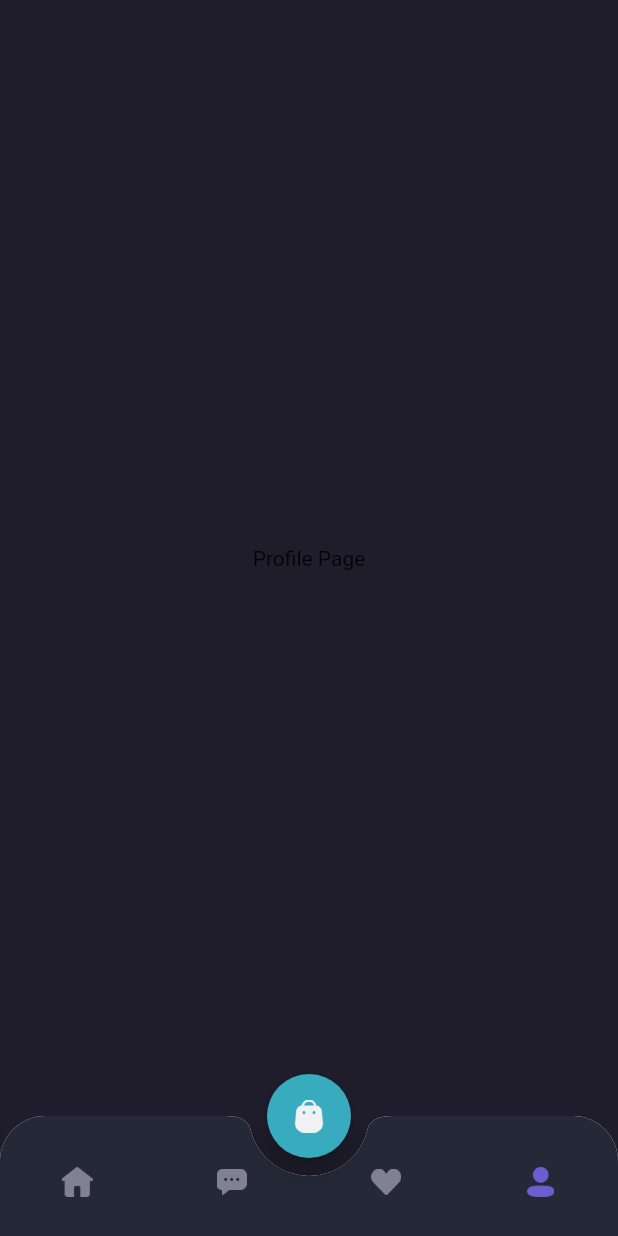
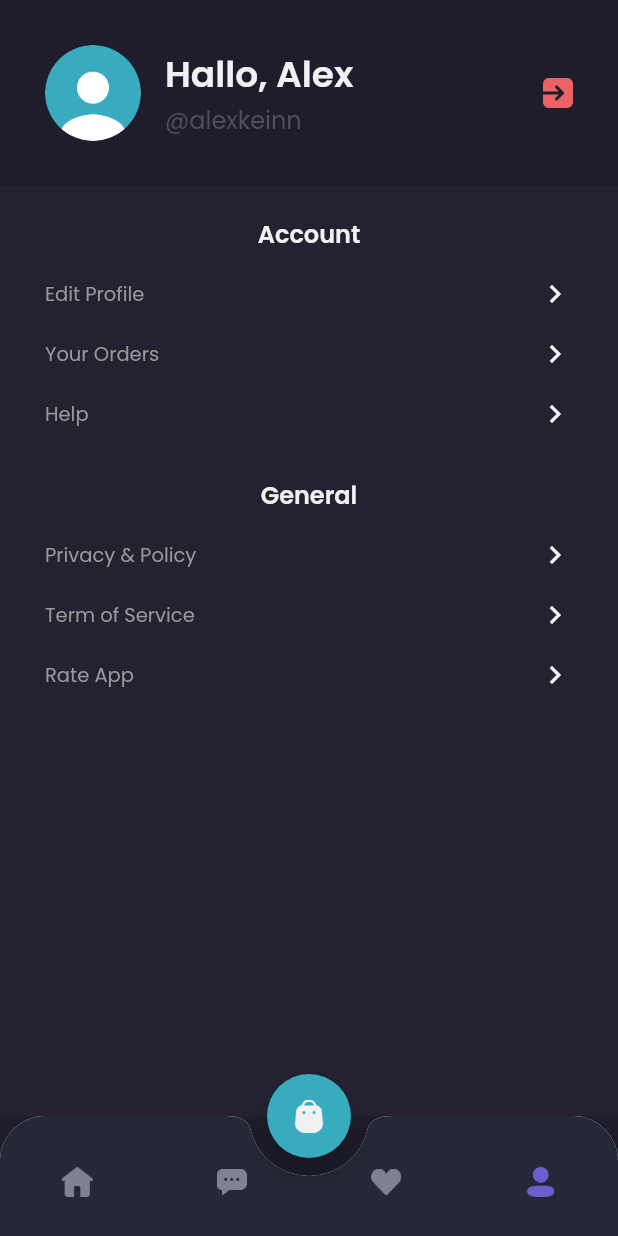
Before and after one commit to dzikrymh/flutter-shamo-app, a Flutter app: the MainPage screen opened by its route, item 4 of the bottom bar chosen, on a phone screen of 412 x 824 dp. Run offline on Flutter 3.47's test engine with Material 2 defaults, Android fonts, the phone set to English and light mode, and no system bars; our stand-ins replace google_fonts.

Commit message:
add ui wishlist & profile

```diff
--- a/lib/pages/home/profile_page.dart
+++ b/lib/pages/home/profile_page.dart
@@ -1,10 +1,131 @@
 import 'package:flutter/material.dart';
+import 'package:shamo/theme.dart';
 
 class ProfilePage extends StatelessWidget {
   @override
   Widget build(BuildContext context) {
-    return Center(
-      child: Text("Profile Page"),
+    Widget header() {
+      return AppBar(
+        backgroundColor: backgroundColor1,
+        elevation: 0,
+        automaticallyImplyLeading: false,
+        flexibleSpace: SafeArea(
+          child: Container(
+            padding: EdgeInsets.all(defaultMargin),
+            child: Row(
+              children: [
+                ClipOval(
+                  child: Image.asset(
+                    'assets/image_profile.png',
+                    width: 64,
+                  ),
+                ),
+                SizedBox(
+                  width: 16,
+                ),
+                Expanded(
+                  child: Column(
+                    crossAxisAlignment: CrossAxisAlignment.start,
+                    children: [
+                      Text(
+                        "Hallo, Alex",
+                        style: primaryTextStyle.copyWith(
+                          fontSize: 24,
+                          fontWeight: semiBold,
+                        ),
+                      ),
+                      Text(
+                        "@alexkeinn",
+                        style: subtitleTextStyle.copyWith(
+                          fontSize: 16,
+                        ),
+                      ),
+                    ],
+                  ),
+                ),
+                Image.asset(
+                  'assets/button_exit.png',
+                  width: 20,
+                )
+              ],
+            ),
+          ),
+        ),
+      );
+    }
+
+    Widget menuItem(String text) {
+      return Container(
+        margin: EdgeInsets.only(
+          top: 16,
+        ),
+        child: Row(
+          mainAxisAlignment: MainAxisAlignment.spaceBetween,
+          children: [
+            Text(
+              text,
+              style: secondaryTextStyle.copyWith(
+                fontSize: 13,
+              ),
+            ),
+            Icon(
+              Icons.chevron_right,
+              color: primaryTextColor,
+            ),
+          ],
+        ),
+      );
+    }
+
+    Widget content() {
+      return Expanded(
+        child: Container(
+          width: double.infinity,
+          padding: EdgeInsets.symmetric(
+            horizontal: defaultMargin,
+          ),
+          decoration: BoxDecoration(
+            color: backgroundColor3,
+          ),
+          child: Column(
+            children: [
+              SizedBox(
+                height: 20,
+              ),
+              Text(
+                "Account",
+                style: primaryTextStyle.copyWith(
+                  fontSize: 16,
+                  fontWeight: semiBold,
+                ),
+              ),
+              menuItem("Edit Profile"),
+              menuItem("Your Orders"),
+              menuItem("Help"),
+              SizedBox(
+                height: 30,
+              ),
+              Text(
+                "General",
+                style: primaryTextStyle.copyWith(
+                  fontSize: 16,
+                  fontWeight: semiBold,
+                ),
+              ),
+              menuItem("Privacy & Policy"),
+              menuItem("Term of Service"),
+              menuItem("Rate App"),
+            ],
+          ),
+        ),
+      );
+    }
+
+    return Column(
+      children: [
+        header(),
+        content(),
+      ],
     );
   }
 }
```
Also changed, not shown: lib/pages/home/favorite_page.dart (+102 -2 lines), lib/widgets/wishlist_card.dart (added, +62 -0 lines), assets/button_exit.png (added), assets/button_wishlist.png (added), assets/icon_wishlist.png (added).
